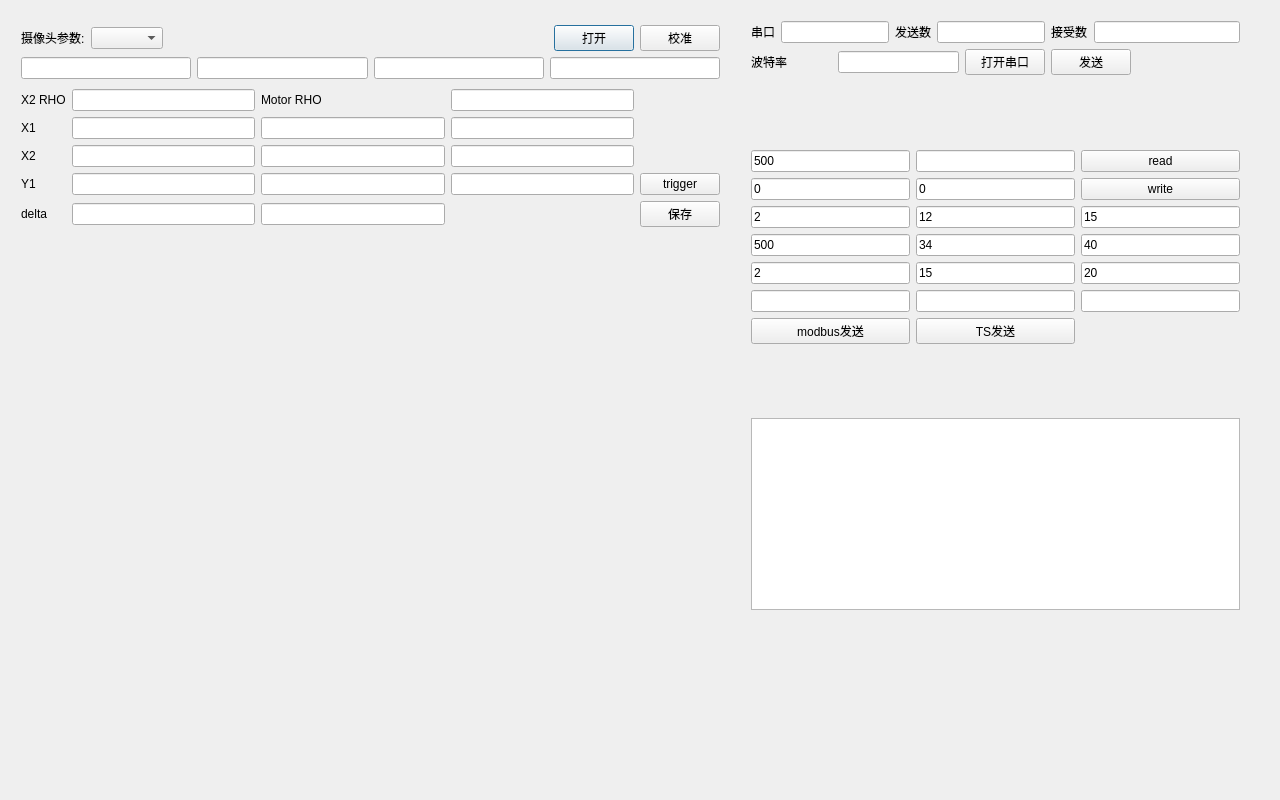
Above: maindialog.ui from zouzichun/videoWirain before the change. Below: the same form after it.
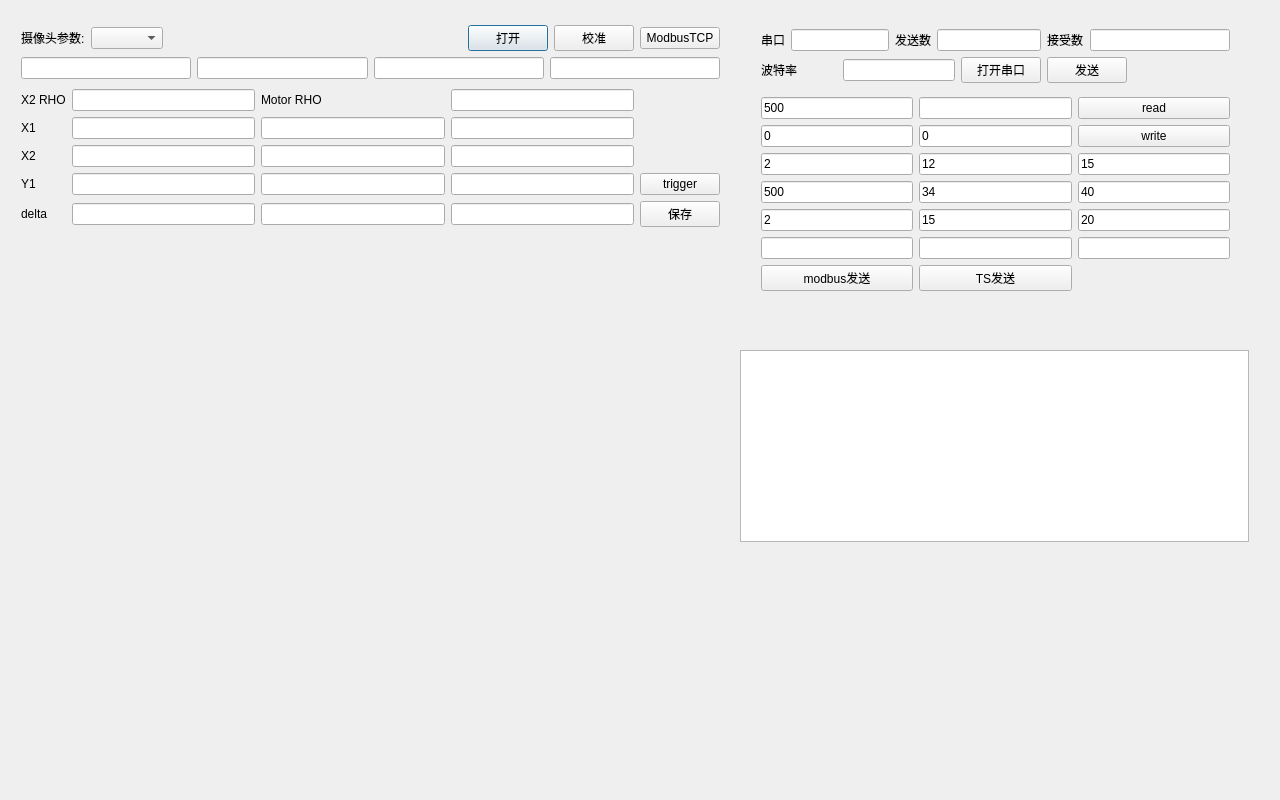
That is the form after the change.

Commit message: add y delta fix

Patch:
```diff
--- a/maindialog.ui
+++ b/maindialog.ui
@@ -73,6 +73,13 @@
           </property>
          </widget>
         </item>
+        <item>
+         <widget class="QPushButton" name="Calibration_2">
+          <property name="text">
+           <string>ModbusTCP</string>
+          </property>
+         </widget>
+        </item>
        </layout>
       </item>
       <item>
@@ -193,6 +200,9 @@
         </property>
        </widget>
       </item>
+      <item row="6" column="3">
+       <widget class="QLineEdit" name="y_delta"/>
+      </item>
      </layout>
     </item>
    </layout>
@@ -223,13 +233,29 @@
     </item>
    </layout>
   </widget>
-  <widget class="QWidget" name="layoutWidget">
+  <widget class="QTextBrowser" name="txbRecv">
    <property name="geometry">
     <rect>
      <x>740</x>
+     <y>350</y>
+     <width>509</width>
+     <height>192</height>
+    </rect>
+   </property>
+   <property name="sizePolicy">
+    <sizepolicy hsizetype="Preferred" vsizetype="Preferred">
+     <horstretch>0</horstretch>
+     <verstretch>0</verstretch>
+    </sizepolicy>
+   </property>
+  </widget>
+  <widget class="QWidget" name="layoutWidget_3">
+   <property name="geometry">
+    <rect>
+     <x>750</x>
      <y>10</y>
-     <width>511</width>
-     <height>611</height>
+     <width>491</width>
+     <height>301</height>
     </rect>
    </property>
    <layout class="QVBoxLayout" name="verticalLayout_2">
@@ -305,20 +331,7 @@
      </layout>
     </item>
     <item>
-     <spacer name="verticalSpacer">
-      <property name="orientation">
-       <enum>Qt::Vertical</enum>
-      </property>
-      <property name="sizeHint" stdset="0">
-       <size>
-        <width>20</width>
-        <height>40</height>
-       </size>
-      </property>
-     </spacer>
-    </item>
-    <item>
-     <layout class="QGridLayout" name="gridLayout_2">
+     <layout class="QGridLayout" name="gridLayout_8">
       <item row="3" column="0">
        <widget class="QLineEdit" name="ceil">
         <property name="text">
@@ -449,29 +462,6 @@
       </item>
      </layout>
     </item>
-    <item>
-     <spacer name="verticalSpacer_2">
-      <property name="orientation">
-       <enum>Qt::Vertical</enum>
-      </property>
-      <property name="sizeHint" stdset="0">
-       <size>
-        <width>20</width>
-        <height>40</height>
-       </size>
-      </property>
-     </spacer>
-    </item>
-    <item>
-     <widget class="QTextBrowser" name="txbRecv">
-      <property name="sizePolicy">
-       <sizepolicy hsizetype="Preferred" vsizetype="Preferred">
-        <horstretch>0</horstretch>
-        <verstretch>0</verstretch>
-       </sizepolicy>
-      </property>
-     </widget>
-    </item>
    </layout>
   </widget>
  </widget>
```
Left out of the diff: 6 changed lines with no effect on the pictures. The commit also changes 8 other files.
